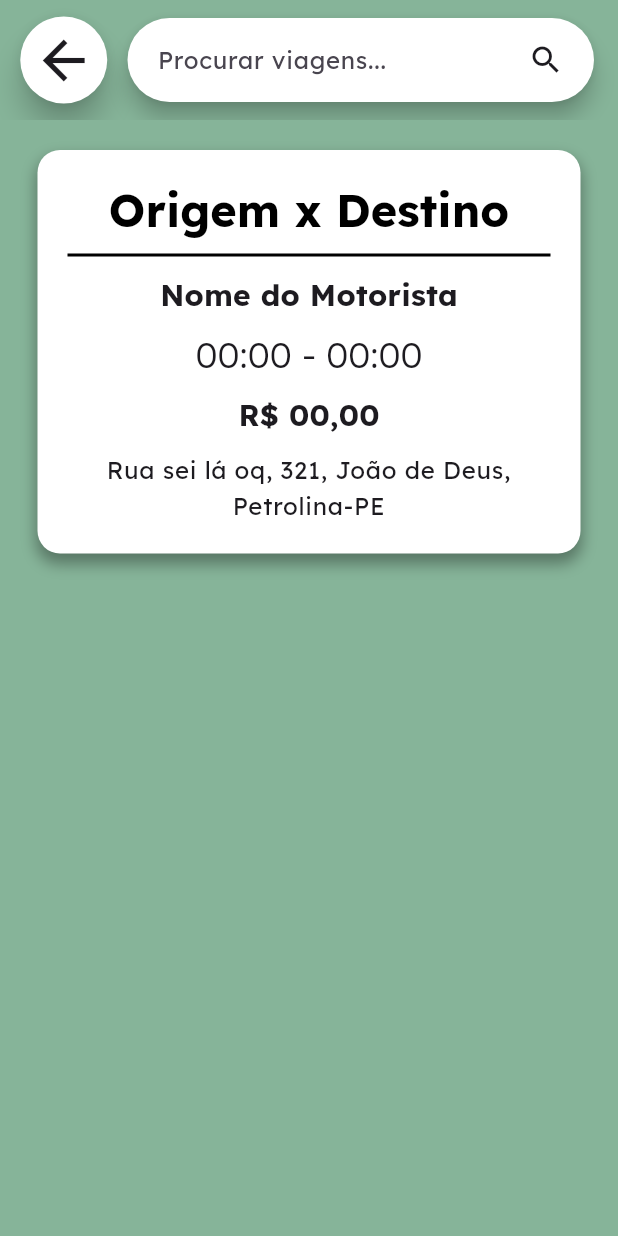
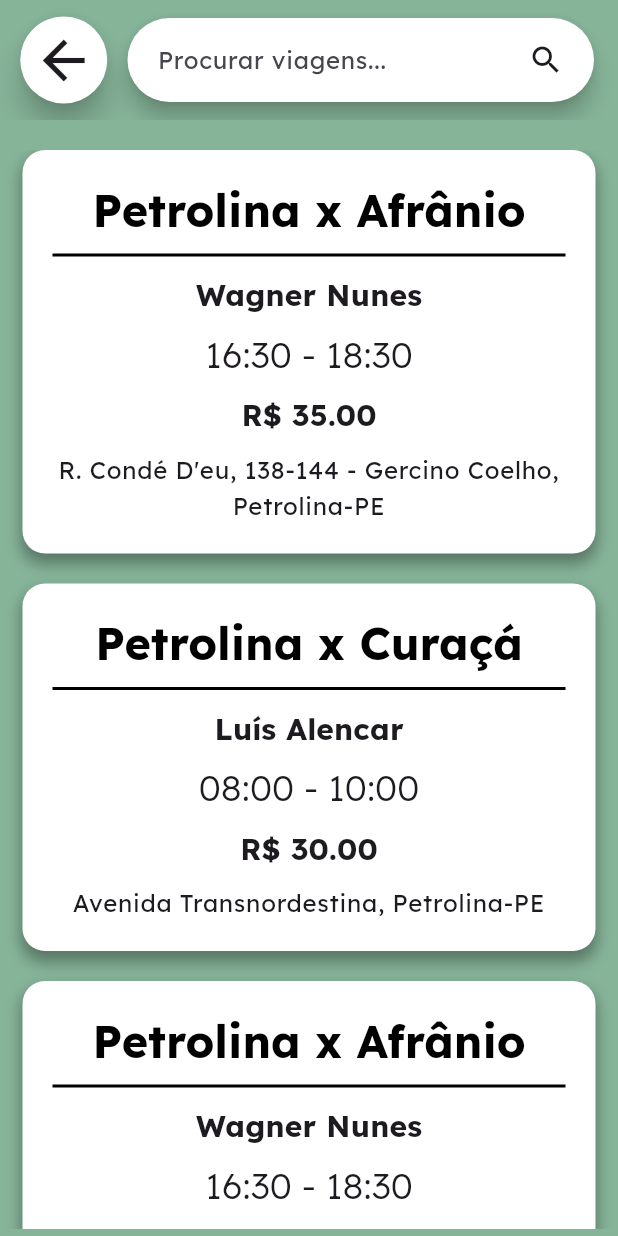
Before and after one commit to giovanabim/sobe-ai, a Flutter app: the ProcurarViagensScreen screen opened by its route, on a phone screen of 412 x 824 dp. Run offline on Flutter 3.47's test engine with Material 3 defaults, Android fonts, the phone set to English and light mode, and no system bars; our stand-ins replace go_router.

Commit message:
Lógica de busca + Provider para viagens temporário

```diff
--- /dev/null
+++ b/lib/providers/viagem_provider.dart
@@ -0,0 +1,157 @@
+import 'package:flutter/material.dart';
+
+class Viagem { // classe para guardar as viagens (temporário enquanto não há banco de dados)
+  final int id;
+  final String origem;
+  final String destino;
+  final String motorista;
+  final double preco;
+  final String horaSaida; // TODO: utilizar o tipo DateTime para guardar essas informações
+  final String horaChegada;   // TODO: utilizar o tipo DateTime para guardar essas informações
+  final String endereco;
+
+  Viagem({ // função construtura
+    required this.id,
+    required this.origem,
+    required this.destino,
+    required this.motorista,
+    required this.preco,
+    required this.horaSaida,
+    required this.horaChegada,
+    required this.endereco,
+  });
+
+  Viagem copyWith({ // para mudar os atributos das instâncias após sua criação
+    String? origem,
+    String? destino,
+    String? motorista,
+    double? preco,
+    String? horaSaida,
+    String? horaChegada,
+    String? endereco,
+  }) {
+    return Viagem(
+      id: id,
+      origem: origem ?? this.origem,
+      destino: destino ?? this.destino,
+      motorista: motorista ?? this.motorista,
+      preco: preco ?? this.preco,
+      horaSaida: horaSaida ?? this.horaSaida,
+      horaChegada: horaChegada ?? this.horaChegada,
+      endereco: endereco ?? this.endereco,
+    );
+  }
+}
+
+class ViagemProvider extends ChangeNotifier {
+  final List<Viagem> _viagens = [
+      Viagem( // Exemplo 1
+      id: 0,
+      origem: "Petrolina",
+      destino: "Afrânio",
+      motorista: "Wagner Nunes",
+      preco: 35.00,
+      horaSaida: "16:30",
+      horaChegada: "18:30",
+      endereco: "R. Condé D'eu, 138-144 - Gercino Coelho, Petrolina-PE"
+    ),
+    Viagem( // Exemplo 2
+      id: 1,
+      origem: "Petrolina",
+      destino: "Curaçá",
+      motorista: "Luís Alencar",
+      preco: 30.00,
+      horaSaida: "08:00",
+      horaChegada: "10:00",
+      endereco: "Avenida Transnordestina, Petrolina-PE"
+    ),
+    Viagem( // Exemplo 3
+      id: 3,
+      origem: "Petrolina",
+      destino: "Afrânio",
+      motorista: "Wagner Nunes",
+      preco: 35.00,
+      horaSaida: "16:30",
+      horaChegada: "18:30",
+      endereco: "R. Condé D'eu, 138-144 - Gercino Coelho, Petrolina-PE"
+    ),
+    Viagem( // Exemplo 4
+      id: 4,
+      origem: "Petrolina",
+      destino: "Curaçá",
+      motorista: "Luís Alencar",
+      preco: 30.00,
+      horaSaida: "08:00",
+      horaChegada: "10:00",
+      endereco: "Avenida Transnordestina, Petrolina-PE"
+    ),
+  ];
+
+  int _proximoId = 3;
+
+  List<Viagem> get viagens => List.unmodifiable(_viagens);
+
+  void adicionarViagem({
+    required String origem,
+    required String destino,
+    required String motorista,
+    required double preco,
+    required String horaSaida,
+    required String horaChegada,
+    required String endereco,
+  }) {
+    _viagens.add(
+      Viagem(
+        id: _proximoId++, // define o id automaticamente com uma contagem crescente (não dinâmico)
+        origem: origem,
+        destino: destino,
+        motorista: motorista,
+        preco: preco,
+        horaSaida: horaSaida,
+        horaChegada: horaChegada,
+        endereco: endereco,
+      ),
+    );
+
+    notifyListeners();
+  }
+
+  void removerViagem(int id) {
+    _viagens.removeWhere((viagem) => viagem.id == id);
+    notifyListeners();
+  }
+
+  void atualizarViagem({ // função para modificar a viagem por meio do provider
+    required int id, // o id é necessário para saber qual viagem modificar
+    String? origem, // o ? representa que o atributo não é um parâmetro especificamente necessário
+    String? destino,
+    String? motorista,
+    double? preco,
+    String? horaSaida,
+    String? horaChegada,
+    String? endereco,
+  }) {
+    final index = _viagens.indexWhere( // procura dentro da lista de viagens o índice da viagem que possui o mesmo id que o informado
+      (viagem) => viagem.id == id
+    );
+
+    if (index < 0) return;
+
+    _viagens[index] = _viagens[index].copyWith(
+      origem: origem,
+      destino: destino,
+      motorista: motorista,
+      preco: preco,
+      horaSaida: horaSaida,
+      horaChegada: horaChegada,
+      endereco: endereco,
+    );
+    notifyListeners();
+
+    // Uso do código:
+    // provider.atualizarViagem(
+    //  id: 1,
+    //  preco: 35.50,
+    // );
+  }
+}
--- a/lib/screens/procurar_viagens_screen.dart
+++ b/lib/screens/procurar_viagens_screen.dart
@@ -1,6 +1,8 @@
 import 'package:flutter/material.dart';
 import 'package:provider/provider.dart';
 import 'package:go_router/go_router.dart';
+
+import '../providers/viagem_provider.dart';
 
 class ProcurarViagensScreen extends StatefulWidget {
   const ProcurarViagensScreen({super.key});
@@ -14,27 +16,32 @@ class _ProcurarViagensScreenState extends State<ProcurarViagensScreen> {
 
   @override
   Widget build(BuildContext context) {
-    // final motoristaProvider... -> Para aparecer as viagens
+    final viagemProvider = Provider.of<ViagemProvider>(context);
+
+    final viagensFiltradas = viagemProvider.viagens.where((viagem) { // mecanismo de filtragem, retorna uma lista de resultados
+      return viagem.destino.toLowerCase().contains(_pesquisa.text.trim().toLowerCase());
+    }).toList();
 
     return Scaffold(
       backgroundColor: Theme.of(context).primaryColor,
-      appBar: AppBar( // * AppBar
+      appBar: AppBar(
+        // * AppBar
         toolbarHeight: 80,
         backgroundColor: Theme.of(context).primaryColor,
+        surfaceTintColor: Colors.transparent,
 
         titleSpacing: 0, // remove o espaçamento entre o title e o leading
         leadingWidth: 85, // aumenta o tamanho do leading
         leading: IconButton( // * Botão de Voltar para Home
-          onPressed: () {context.go('/home');},
-          icon: Icon(
-            Icons.arrow_back,
-            size: 42,
-          ),
+          onPressed: () {
+            context.go('/home');
+          },
+          icon: Icon(Icons.arrow_back, size: 42),
 
           style: ButtonStyle(
             backgroundColor: WidgetStatePropertyAll(Colors.white),
             elevation: WidgetStatePropertyAll(8.0),
-            shadowColor: WidgetStatePropertyAll(Colors.black)
+            shadowColor: WidgetStatePropertyAll(Colors.black),
             //  side: WidgetStatePropertyAll(BorderSide( -> como adicionar borda (Só para referência futura)
             //    color: Colors.black,
             //    width: 2.0
@@ -49,27 +56,29 @@ class _ProcurarViagensScreenState extends State<ProcurarViagensScreen> {
             hintText: "Procurar viagens...",
 
             backgroundColor: const WidgetStatePropertyAll(Colors.white),
-            padding: const WidgetStatePropertyAll(EdgeInsets.only( // define o padding dentro da searchbar
-              left: 10.0, right: 20.0,)
+            padding: const WidgetStatePropertyAll(
+              EdgeInsets.only( // define o padding dentro da searchbar
+                left: 10.0,
+                right: 20.0,
               ),
-            trailing: [
-              Icon(Icons.search),
-            ],
+            ),
+            trailing: [Icon(Icons.search)],
             onChanged: (_) => setState(() {}),
           ),
         ),
       ),
-      body: Center( // * Body -> [Center(Padding(Column(Container(Conteúdos da viagem))))]
-        child: Padding(
-          padding: EdgeInsets.only(left: 25, right: 25, top: 20, bottom: 20),
-          child: Column(
-            spacing: 10,
-            children: [
-              Container( // * Template para viagens
+      body: Padding( // * Body -> [Center(Padding(Column(Container(Conteúdos da viagem))))]
+        padding: EdgeInsets.only(top: 20, bottom: 5),
+        child: ListView.builder( // onde
+          itemCount: viagensFiltradas.length, // TODO: se não tiver resultados, imprimir um texto
+          itemBuilder: (BuildContext context, int index) {
+            final viagem = viagensFiltradas[index];
+            return Container( // * Template para viagens
               constraints: const BoxConstraints( // Tamanho
                 minHeight: 200,
               ),
               width: double.infinity,
+              margin: EdgeInsets.only(left: 15, right: 15, bottom: 20),
 
               decoration: BoxDecoration( // Estilo
                 borderRadius: BorderRadius.circular(15.0),
@@ -79,9 +88,9 @@ class _ProcurarViagensScreenState extends State<ProcurarViagensScreen> {
                     color: const Color(0x57000000),
                     spreadRadius: 1,
                     blurRadius: 8,
-                      offset: const Offset(0, 6)
+                    offset: const Offset(0, 6),
                   ),
-                  ]
+                ],
               ),
 
               child: Padding( // Conteúdo
@@ -90,8 +99,10 @@ class _ProcurarViagensScreenState extends State<ProcurarViagensScreen> {
                   spacing: 10,
                   children: [
                     Text( // Localidade
-                        "Origem x Destino",
-                        style: Theme.of(context).textTheme.headlineMedium?.copyWith( // copyWith para adicionar um estilo diferente do ThemeData
+                      "${viagem.origem} x ${viagem.destino}",
+                      style: Theme.of(context).textTheme.headlineMedium
+                          ?.copyWith(
+                            // copyWith para adicionar um estilo diferente do ThemeData
                             color: Colors.black,
                             fontWeight: FontWeight(700),
                           ),
@@ -100,19 +111,28 @@ class _ProcurarViagensScreenState extends State<ProcurarViagensScreen> {
                       height: 2,
                       color: Colors.black,
                     ),
-                      Text("Nome do Motorista", style: Theme.of(context).textTheme.titleMedium,),
-                      Text("00:00 - 00:00", style: Theme.of(context).textTheme.titleLarge,),
-                      Text("R\$ 00,00", style: Theme.of(context).textTheme.titleMedium,),
-                      Text("Rua sei lá oq, 321, João de Deus, Petrolina-PE",
+                    Text(
+                      viagem.motorista,
+                      style: Theme.of(context).textTheme.titleMedium,
+                    ),
+                    Text(
+                      "${viagem.horaSaida} - ${viagem.horaChegada}",
+                      style: Theme.of(context).textTheme.titleLarge,
+                    ),
+                    Text(
+                      "R\$ ${viagem.preco.toStringAsFixed(2)}",
+                      style: Theme.of(context).textTheme.titleMedium,
+                    ),
+                    Text(
+                      viagem.endereco,
                       style: Theme.of(context).textTheme.bodyLarge,
                       textAlign: TextAlign.center,
-                      )
+                    ),
                   ],
                 ),
               ),
-              )
-            ],
-          ),
+            );
+          },
         ),
       ),
     );
```
Also changed, not shown: lib/main.dart (+7 -1 lines). Lines whose indentation alone changed are shown as unchanged.
